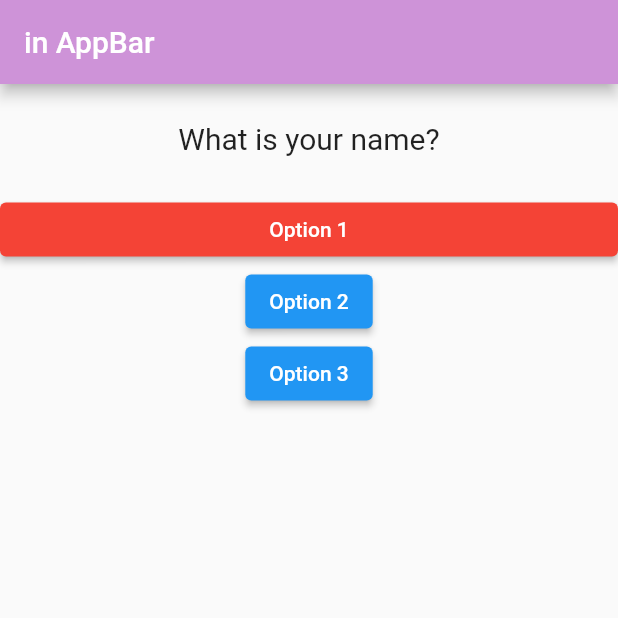
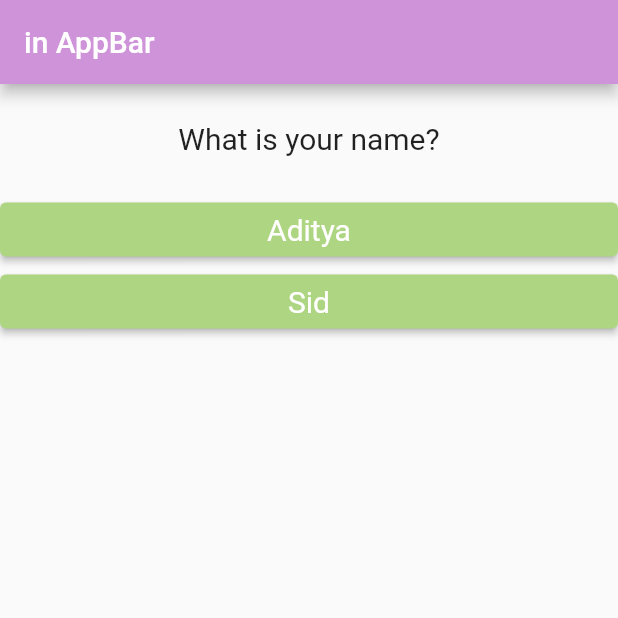
Before and after one commit to nerdpepe/Flutter-Mania, a Flutter app: the screen it shows after launch, on a phone screen of 412 x 824 dp, the top half of it. Run offline on Flutter 3.47's test engine with Material 2 defaults, Android fonts, the phone set to English and light mode, and no system bars.

Commit message:
Answer widgets are created dynamically

```diff
--- a/Apps/app_scratch/lib/answer.dart
+++ b/Apps/app_scratch/lib/answer.dart
@@ -2,7 +2,8 @@ import 'package:flutter/material.dart';
 
 class Answer extends StatelessWidget {
   final VoidCallback setHandler;
-  Answer(this.setHandler);
+  final String answerText;
+  Answer(this.setHandler, this.answerText);
 
   @override
   Widget build(BuildContext context) {
@@ -10,11 +11,13 @@ class Answer extends StatelessWidget {
       width: double.infinity,
       child: ElevatedButton(
         onPressed: setHandler,
-        child: Text('Option 1'),
+        child: Text(answerText),
         style: ElevatedButton.styleFrom(
-          onPrimary: Colors.white,
-          primary: Colors.red,
-        ),
+            onPrimary: Colors.white,
+            primary: Colors.lightGreen[300],
+            textStyle: TextStyle(
+              fontSize: 20,
+            )),
       ),
     );
   }
--- a/Apps/app_scratch/lib/main.dart
+++ b/Apps/app_scratch/lib/main.dart
@@ -18,9 +18,18 @@ class MyApp extends StatefulWidget {
 // _MyAppState is to be used only by the above stateful widget 'MyApp'
 class _MyAppState extends State<MyApp> {
   var questions = [
-    'What is your name?',
-    'What is your age',
-    'What is your favorite food'
+    {
+      'questionText': 'What is your name?',
+      'answers': ['Aditya', 'Sid']
+    },
+    {
+      'questionText': 'What is your age',
+      'answers': ['19', '69', '27', '50']
+    },
+    {
+      'questionText': 'What is your favorite food',
+      'answers': ['Noodles', 'Oats', 'Ice-cream']
+    },
   ];
   int _quesIndex = 0;
   // for onPressed button - uses setState to rebuild widget tree on change
@@ -43,19 +52,11 @@ class _MyAppState extends State<MyApp> {
         body: Column(
           children: [
             Question(
-              questions[_quesIndex],
+              questions[_quesIndex]['questionText'].toString(),
             ),
-            Answer(
-              _answerChosen,
-            ),
-            ElevatedButton(
-              onPressed: _answerChosen,
-              child: Text('Option 2'),
-            ),
-            ElevatedButton(
-              onPressed: _answerChosen,
-              child: Text('Option 3'),
-            ),
+            ...(questions[_quesIndex]['answers'] as List<String>)
+                .map((answer) => Answer(_answerChosen, answer))
+                .toList()
           ],
         ),
       ),
```
